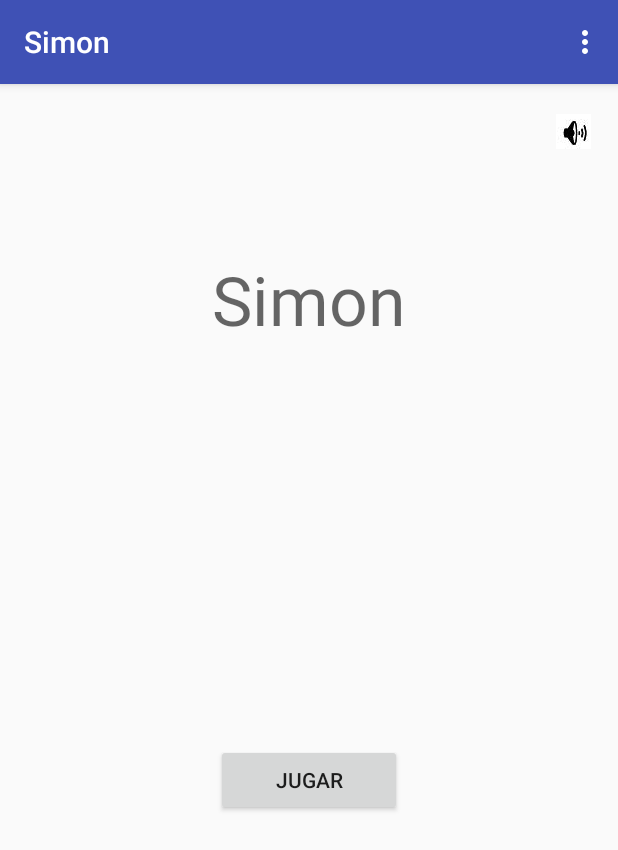
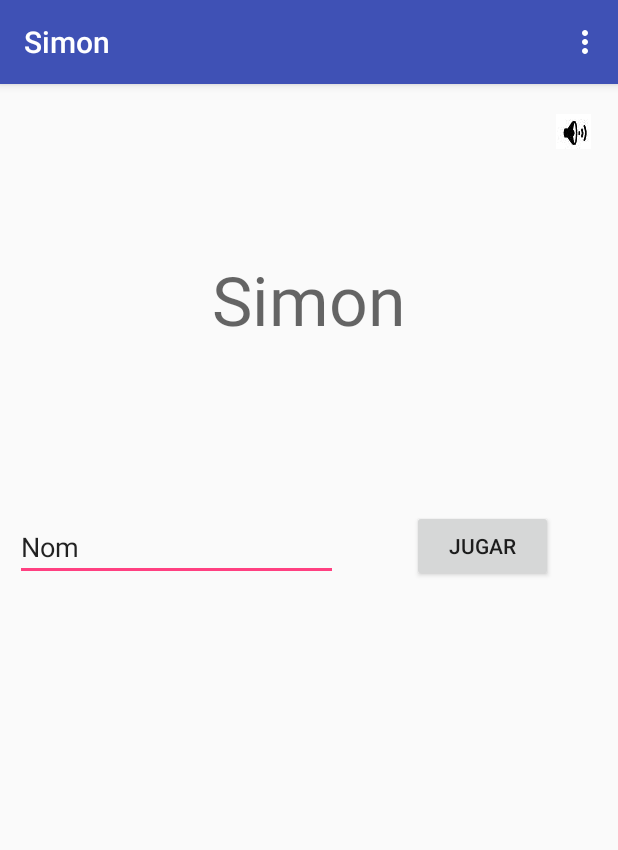
Before and after one commit to joanBaro/Practica_simon, an Android app: the screen it shows after launch (MainActivity), on a phone screen of 412 x 824 dp. Shown: the top 850 px of the screen. Run offline under Robolectric (Android 15) with nearby library versions, the phone set to English and light mode, and no system bars.

Commit message:
Implementat nom jugador al firebase

```diff
--- a/app/src/main/java/dam2/fje/edu/practica_simon/MainActivity.java
+++ b/app/src/main/java/dam2/fje/edu/practica_simon/MainActivity.java
@@ -11,18 +11,21 @@ import android.support.v4.app.FragmentTransaction;
 import android.view.View;
 import android.widget.ArrayAdapter;
 import android.widget.Button;
+import android.widget.EditText;
 import android.widget.ImageButton;
 import android.widget.ListAdapter;
 import android.widget.ListView;
 
 public class MainActivity extends ActionBarActivity {
     boolean bmusic = false;
+    protected EditText text;
+
     @Override
     protected void onCreate(Bundle savedInstanceState) {
         super.onCreate(savedInstanceState);
         setContentView(R.layout.activity_main);
 
-
+        text = (EditText)findViewById(R.id.entradaNom);
 
         Button btnJugar = (Button)findViewById(R.id.playButton);
         ImageButton btnMusica = (ImageButton)findViewById(R.id.btnMusic);
@@ -42,18 +45,20 @@ public class MainActivity extends ActionBarActivity {
                 }
 
 
-
-
-
             }
         });
+        if (text.getText().toString().matches("[a-zA-Z_ ]{1,8}")) {
             btnJugar.setOnClickListener(new View.OnClickListener() {
                 @Override
                 public void onClick(View v) {
-               startActivity(new Intent(MainActivity.this, SimonActivity.class));
+                    Intent intent = new Intent(MainActivity.this, SimonActivity.class);
+                    intent.putExtra("Name", text.getText().toString());
+                    startActivity(intent);
                     //stopService(i);
                 }
             });
+        }else System.out.println("Invalid name");
+
     }
 
 
--- a/app/src/main/java/dam2/fje/edu/practica_simon/ScoreActivity.java
+++ b/app/src/main/java/dam2/fje/edu/practica_simon/ScoreActivity.java
@@ -39,7 +39,7 @@ public class ScoreActivity extends AppCompatActivity {
     }
 
     protected void updateFirebase(){
-        DatabaseReference entrada = dbPuntuacio.child("andro"); //nom usuari
+        DatabaseReference entrada = dbPuntuacio.child(getIntent().getStringExtra("Name")); //nom usuari
         entrada.setValue(Score); //puntuacio
         //TODO acualitzar firebase
     }
--- a/app/src/main/java/dam2/fje/edu/practica_simon/SimonActivity.java
+++ b/app/src/main/java/dam2/fje/edu/practica_simon/SimonActivity.java
@@ -80,6 +80,7 @@ public class SimonActivity extends AppCompatActivity implements View.OnClickList
             //startActivity(new Intent(SimonActivity.this, ScoreActivity.class));
             Intent intent = new Intent(SimonActivity.this, ScoreActivity.class);
             intent.putExtra("Score", arrayIA.size() - 1);
+            intent.putExtra("Name", getIntent().getStringExtra("Name"));
             startActivity(intent);
             //TODO afegir nom jugador
 
--- a/app/src/main/res/layout/activity_main.xml
+++ b/app/src/main/res/layout/activity_main.xml
@@ -10,7 +10,7 @@
         android:id="@+id/txtSimon"
         android:layout_width="wrap_content"
         android:layout_height="wrap_content"
-        android:text="Simon"
+        android:text="@string/simon"
         android:textAppearance="@style/TextAppearance.AppCompat.Display2"
         app:layout_constraintBottom_toBottomOf="parent"
         app:layout_constraintLeft_toLeftOf="parent"
@@ -36,13 +36,27 @@
 
     <Button
         android:id="@+id/playButton"
-        android:layout_width="124dp"
+        android:layout_width="94dp"
         android:layout_height="0dp"
-        android:layout_marginEnd="148dp"
-        android:layout_marginStart="148dp"
-        android:layout_marginTop="440dp"
-        android:text="Jugar"
+        android:layout_marginEnd="10dp"
+        android:layout_marginStart="8dp"
+        android:layout_marginTop="284dp"
+        android:text="@string/jugar"
         app:layout_constraintEnd_toEndOf="parent"
+        app:layout_constraintHorizontal_bias="0.55"
+        app:layout_constraintStart_toEndOf="@+id/entradaNom"
+        app:layout_constraintTop_toTopOf="parent" />
+
+    <EditText
+        android:id="@+id/entradaNom"
+        android:layout_width="215dp"
+        android:layout_height="wrap_content"
+        android:layout_marginStart="10dp"
+        android:layout_marginTop="286dp"
+        android:allowUndo="true"
+        android:ems="10"
+        android:inputType="text"
+        android:text="@string/nom"
         app:layout_constraintStart_toStartOf="parent"
         app:layout_constraintTop_toTopOf="parent" />
 
--- a/app/src/main/res/layout/activity_score.xml
+++ b/app/src/main/res/layout/activity_score.xml
@@ -15,8 +15,7 @@
         android:layout_marginTop="68dp"
         app:layout_constraintEnd_toEndOf="parent"
         app:layout_constraintHorizontal_bias="0.666"
-        app:layout_constraintStart_toEndOf="@+id/ListView1"
-        app:layout_constraintTop_toBottomOf="@+id/txtSimon">
+        app:layout_constraintStart_toEndOf="@+id/ListView1">
 
     </ListView>
 
@@ -26,8 +25,7 @@
         android:layout_height="0dp"
         android:layout_marginStart="25dp"
         android:layout_marginTop="68dp"
-        app:layout_constraintStart_toStartOf="parent"
-        app:layout_constraintTop_toBottomOf="@+id/txtSimon">
+        app:layout_constraintStart_toStartOf="parent">
 
     </ListView>
 
--- a/app/src/main/res/values/strings.xml
+++ b/app/src/main/res/values/strings.xml
@@ -2,4 +2,7 @@
     <string name="app_name">Simon</string>
     <string name="ajuda">Ajuda</string>
     <string name="sortir">Sortir</string>
+    <string name="jugar">Jugar</string>
+    <string name="simon">Simon</string>
+    <string name="nom">Nom</string>
 </resources>
```
Lines whose indentation alone changed are shown as unchanged.
